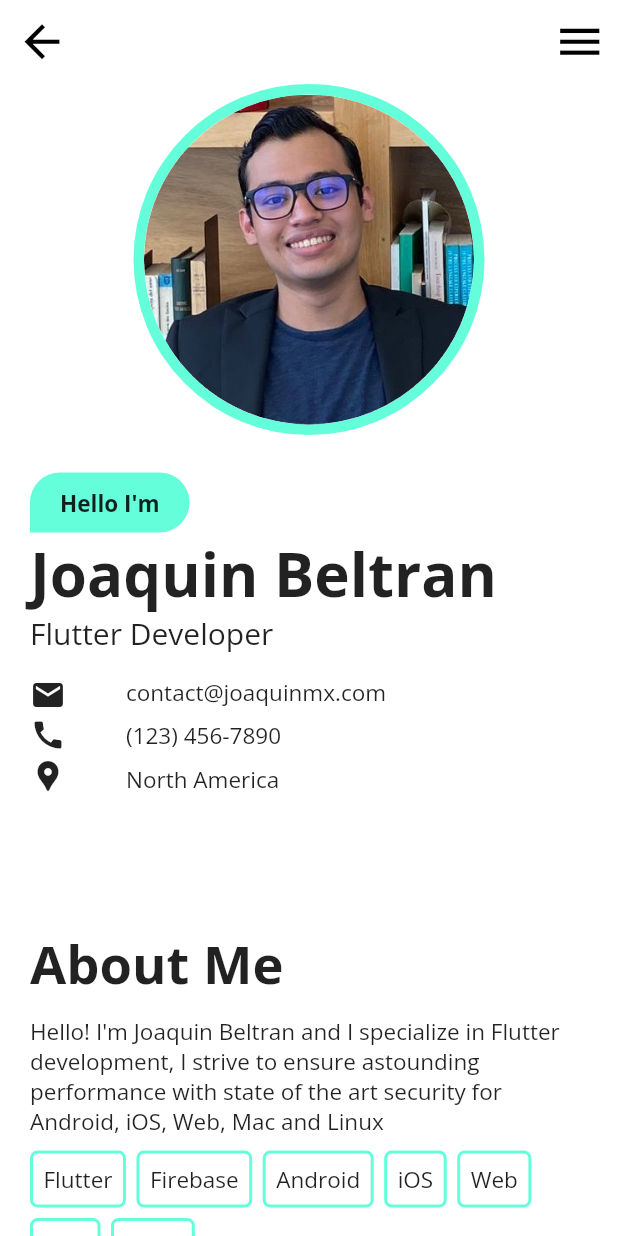
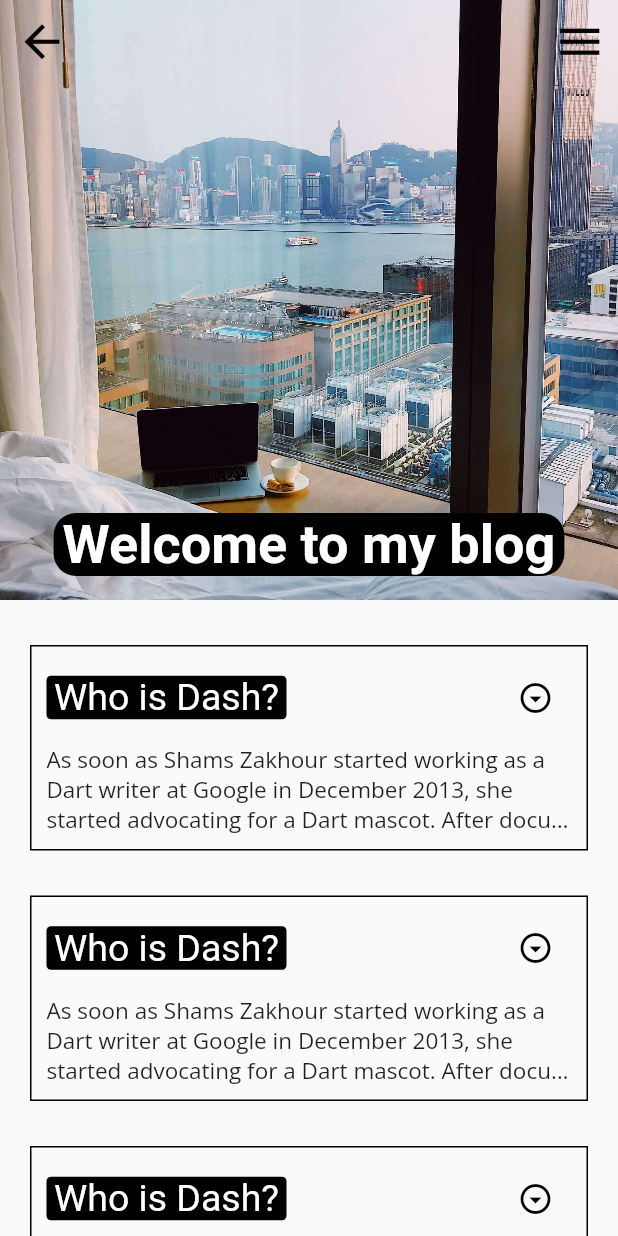
Before and after one commit to JoaquinMX/website_portfolio_flutter, a Flutter app: the LandingPageWeb screen opened directly, after a tap on "Blog", on a phone screen of 412 x 824 dp. Run offline on Flutter 3.47's test engine with Material 2 defaults, Android fonts, the light colour scheme and no system bars; our stand-ins replace flutter_svg, google_fonts, url_strategy; Roboto replaces fonts that are missing (Abel).

Commit message:
feat: Blog mobile page created

```diff
--- /dev/null
+++ b/lib/components/abel_custom.dart
@@ -0,0 +1,27 @@
+import 'package:flutter/material.dart';
+import 'package:google_fonts/google_fonts.dart';
+
+class AbelCustom extends StatelessWidget {
+  final String text;
+  final double size;
+  final Color? color;
+  final FontWeight? fontWeight;
+  const AbelCustom(
+      {super.key,
+      required this.text,
+      required this.size,
+      this.color,
+      this.fontWeight});
+
+  @override
+  Widget build(BuildContext context) {
+    return Text(
+      text,
+      style: GoogleFonts.abel(
+        fontSize: size,
+        color: color == null ? Colors.black : color,
+        fontWeight: fontWeight == null ? FontWeight.normal : fontWeight,
+      ),
+    );
+  }
+}
--- /dev/null
+++ b/lib/components/blog_post.dart
@@ -0,0 +1,37 @@
+import 'package:flutter/material.dart';
+import 'package:flutter_portfolio/components/abel_custom.dart';
+
+class BlogPostHeader extends StatefulWidget {
+  final String title;
+  final onPressed;
+  const BlogPostHeader({super.key, required this.title, this.onPressed});
+
+  @override
+  State<BlogPostHeader> createState() => _BlogPostHeaderState();
+}
+
+class _BlogPostHeaderState extends State<BlogPostHeader> {
+  @override
+  Widget build(BuildContext context) {
+    return Row(
+      mainAxisAlignment: MainAxisAlignment.spaceBetween,
+      children: [
+        Container(
+          padding: EdgeInsets.symmetric(horizontal: 5),
+          decoration: BoxDecoration(
+            color: Colors.black,
+            borderRadius: BorderRadius.circular(3),
+          ),
+          child: AbelCustom(text: widget.title, size: 25, color: Colors.white),
+        ),
+        IconButton(
+          onPressed: () => widget.onPressed(),
+          icon: Icon(
+            Icons.arrow_drop_down_circle_outlined,
+            color: Colors.black,
+          ),
+        )
+      ],
+    );
+  }
+}
--- /dev/null
+++ b/lib/mobile/blog_mobile.dart
@@ -0,0 +1,116 @@
+import 'package:flutter/material.dart';
+import 'package:flutter_portfolio/components/abel_custom.dart';
+import 'package:flutter_portfolio/components/blog_post.dart';
+import 'package:flutter_portfolio/components/custom_drawer.dart';
+import 'package:google_fonts/google_fonts.dart';
+
+class BlogMobile extends StatefulWidget {
+  const BlogMobile({super.key});
+
+  @override
+  State<BlogMobile> createState() => _BlogMobileState();
+}
+
+class _BlogMobileState extends State<BlogMobile> {
+  @override
+  Widget build(BuildContext context) {
+    return SafeArea(
+      child: Scaffold(
+        endDrawer: CustomDrawerMobile(),
+        body: NestedScrollView(
+          body: ListView(
+            children: [BlogPost(), BlogPost(), BlogPost()],
+          ),
+          headerSliverBuilder: (BuildContext context, bool innerBoxIsScrolled) {
+            return <Widget>[
+              SliverAppBar(
+                backgroundColor: Colors.white,
+                iconTheme: const IconThemeData(
+                  size: 35,
+                  color: Colors.black,
+                ),
+                flexibleSpace: FlexibleSpaceBar(
+                  centerTitle: true,
+                  title: Container(
+                    decoration: BoxDecoration(
+                      color: Colors.black,
+                      borderRadius: BorderRadius.circular(10),
+                    ),
+                    padding: EdgeInsets.symmetric(
+                      horizontal: 4,
+                    ),
+                    child: AbelCustom(
+                      text: "Welcome to my blog",
+                      size: 24,
+                      color: Colors.white,
+                      fontWeight: FontWeight.bold,
+                    ),
+                  ),
+                  background: Image.asset(
+                    'assets/imgs/portfolio/blog.jpg',
+                    filterQuality: FilterQuality.high,
+                    fit: BoxFit.cover,
+                  ),
+                ),
+                expandedHeight: 400,
+              )
+            ];
+          },
+        ),
+      ),
+    );
+  }
+}
+
+class BlogPost extends StatefulWidget {
+  const BlogPost({super.key});
+
+  @override
+  State<BlogPost> createState() => _BlogPostState();
+}
+
+class _BlogPostState extends State<BlogPost> {
+  bool expand = false;
+  onPressed() {
+    setState(() {
+      expand = !expand;
+    });
+  }
+
+  @override
+  Widget build(BuildContext context) {
+    return Padding(
+      padding: const EdgeInsets.only(left: 20, right: 20, top: 30),
+      child: Container(
+        padding: EdgeInsets.all(10),
+        decoration: BoxDecoration(
+          border: Border.all(
+            style: BorderStyle.solid,
+            width: 1,
+            color: Colors.black,
+          ),
+        ),
+        child: Column(
+          crossAxisAlignment: CrossAxisAlignment.start,
+          children: [
+            BlogPostHeader(
+              title: "Who is Dash?",
+              onPressed: onPressed,
+            ),
+            SizedBox(
+              height: 7,
+            ),
+            Text(
+              "As soon as Shams Zakhour started working as a Dart writer at Google in December 2013, she started advocating for a Dart mascot. After documenting Java for 14 years, she had observed how beloved the Java mascot, Duke, had become, and she wanted something similar for Dart. But the idea didn’t gain momentum until 2017, when one of the Flutter engineers, Nina Chen, suggested it on an internal mailing list. The Flutter VP at the time, Joshy Joseph, approved the idea and asked the organizer for the 2018 Dart Conference, Linda Rasmussen, to make it happen. Once Shams heard about these plans, she rushed to Linda and asked to own and drive the project to produce the plushies for the conference. Linda had already elicited some design sketches, which she handed off. Starting with the sketches, Shams located a vendor who could work within an aggressive deadline (competing with Lunar New Year), and started the process of creating the specs for the plushy. That’s right, Dash was originally a Dart mascot, not a Flutter mascot.",
+              style: GoogleFonts.openSans(
+                fontSize: 15,
+              ),
+              maxLines: expand ? null : 3,
+              overflow: expand ? TextOverflow.visible : TextOverflow.ellipsis,
+            ),
+          ],
+        ),
+      ),
+    );
+  }
+}
--- a/lib/routes.dart
+++ b/lib/routes.dart
@@ -1,8 +1,10 @@
 import 'package:flutter/material.dart';
 import 'package:flutter_portfolio/mobile/about_mobile.dart';
+import 'package:flutter_portfolio/mobile/blog_mobile.dart';
 import 'package:flutter_portfolio/mobile/contact_mobile.dart';
 import 'package:flutter_portfolio/mobile/landing_page_mobile.dart';
 import 'package:flutter_portfolio/web/about_web.dart';
+import 'package:flutter_portfolio/web/blog_web.dart';
 import 'package:flutter_portfolio/web/contact_web.dart';
 import 'package:flutter_portfolio/web/landing_page_web.dart';
 
@@ -39,6 +41,16 @@ class Routes {
             return const AboutMobile();
           }),
         );
+      case '/blog':
+        return MaterialPageRoute(
+          settings: settings,
+          builder: (_) => LayoutBuilder(builder: (context, constraints) {
+            if (constraints.maxWidth > 768) {
+              return const BlogWeb();
+            }
+            return const BlogMobile();
+          }),
+        );
       default:
         return MaterialPageRoute(
           settings: settings,
--- /dev/null
+++ b/lib/web/blog_web.dart
@@ -0,0 +1,15 @@
+import 'package:flutter/material.dart';
+
+class BlogWeb extends StatefulWidget {
+  const BlogWeb({super.key});
+
+  @override
+  State<BlogWeb> createState() => _BlogWebState();
+}
+
+class _BlogWebState extends State<BlogWeb> {
+  @override
+  Widget build(BuildContext context) {
+    return const Placeholder();
+  }
+}
```
